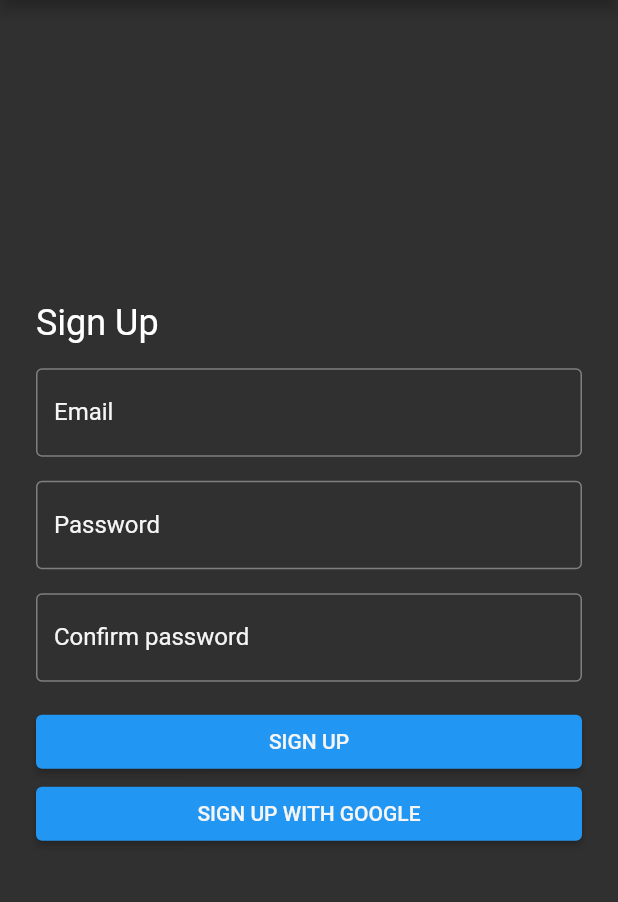
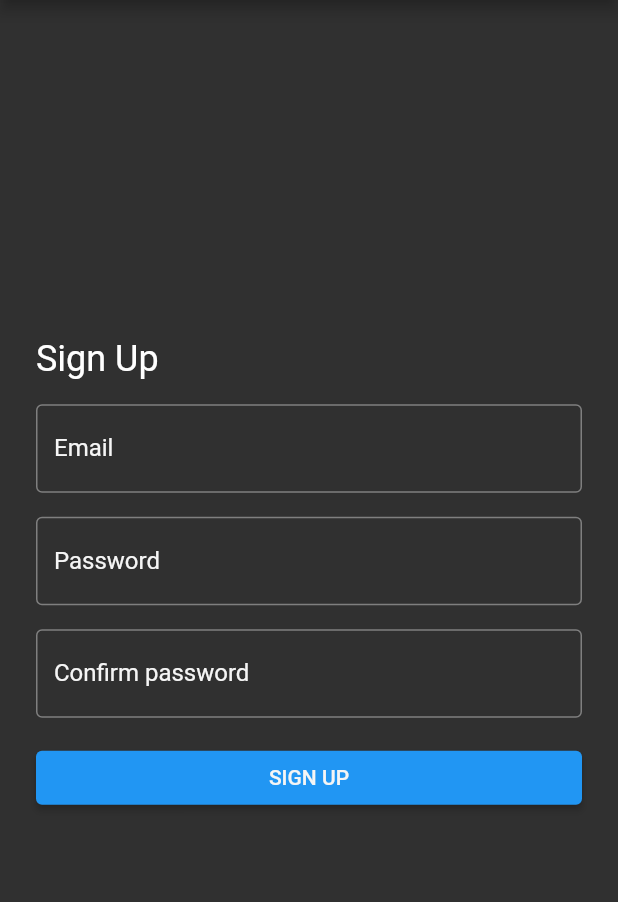
Before and after one commit to Kennygunderman/snack-chat, a Flutter app: the LoginPage screen opened by its route, after a tap on "Create one here.", on a phone screen of 412 x 824 dp, the part 84-986 px from its top. Run offline on Flutter 3.47's test engine with Material 2 defaults, Android fonts, the phone set to English and light mode, and no system bars; our stand-ins replace email_validator, firebase_auth, firebase_core; accounts and stored records are empty.

Commit message:
Add sign up functionality

```diff
--- /dev/null
+++ b/lib/service/auth/auth_state.dart
@@ -0,0 +1,12 @@
+enum AuthStatus {
+  LOADING,
+  ERROR,
+  AUTHED,
+  UNAUTHED
+}
+
+class AuthState {
+  final AuthStatus authStatus;
+  final String authError;
+  AuthState(this.authStatus, this.authError);
+}
--- a/lib/ui/auth/login.dart
+++ b/lib/ui/auth/login.dart
@@ -1,5 +1,3 @@
-import 'dart:developer';
-
 import 'package:flutter/material.dart';
 import 'package:snack_chat/service/auth/auth_service.dart';
 import 'package:snack_chat/ui/auth/signup.dart';
@@ -9,17 +7,12 @@ class LoginPage extends StatelessWidget {
   final String title;
   final TextEditingController emailController = TextEditingController();
   final TextEditingController passwordController = TextEditingController();
-
   LoginPage({Key key, this.title}) : super(key: key);
 
   void _handleLogin(BuildContext context) {
     context
         .read<AuthService>()
         .logIn(email: emailController.text, password: passwordController.text);
-  }
-
-  void _handleGoogleLogin() {
-    //Handle login
   }
 
   void _handleCreateAccount(BuildContext context) {
@@ -71,6 +64,7 @@ class LoginPage extends StatelessWidget {
             ),
             TextField(
               controller: emailController,
+              textInputAction: TextInputAction.next,
               obscureText: false,
               decoration: InputDecoration(
                 labelStyle: TextStyle(color: Colors.grey.shade100),
@@ -98,17 +92,7 @@ class LoginPage extends StatelessWidget {
                   style: TextStyle(color: Colors.grey.shade100),
                 ),
               ),
-            ),
-            SizedBox(
-              width: double.infinity,
-              child: ElevatedButton(
-                onPressed: _handleGoogleLogin,
-                child: Text(
-                  'Log in with Google'.toUpperCase(),
-                  style: TextStyle(color: Colors.grey.shade100),
-                ),
-              ),
-            ),
+            )
           ],
         ),
       ),
--- a/lib/ui/auth/signup.dart
+++ b/lib/ui/auth/signup.dart
@@ -1,27 +1,75 @@
+import 'package:flutter/cupertino.dart';
 import 'package:flutter/material.dart';
+import 'package:provider/provider.dart';
+import 'package:snack_chat/service/auth/auth_state.dart';
+import 'package:snack_chat/ui/auth/signup_view_model.dart';
 
-class SignUpPage extends StatelessWidget {
+class SignUpPage extends StatefulWidget {
   final String title;
 
   SignUpPage({Key key, this.title}) : super(key: key);
 
-  void _handleSignUp() {
-    //Handle login
+  @override
+  _SignUpPageState createState() => _SignUpPageState();
 }
 
-  void _handleGoogleSignUp() {
-    //Handle login
+class _SignUpPageState extends State<SignUpPage> {
+  @override
+  void initState() {
+    super.initState();
+    final vm = Provider.of<SignUpViewModel>(context, listen: false);
+    vm.state = AuthState(AuthStatus.UNAUTHED, null);
   }
 
-  @override
-  Widget build(BuildContext context) {
-    return Scaffold(
-      appBar: AppBar(
-        // Here we take the value from the MyHomePage object that was created by
-        // the App.build method, and use it to set our appbar title.
-        title: Text(title),
-      ),
-      body: Padding(
+  void _pop() {
+    Navigator.pop(context);
+  }
+
+  void _showAlertDialog(BuildContext context, String authError) {
+    // set up the button
+    Widget okButton = TextButton(
+      child: Text("OK"),
+      onPressed: () {
+        Navigator.pop(context);
+      },
+    );
+
+    // set up the AlertDialog
+    AlertDialog alert = AlertDialog(
+      title: Text("Authentication Error"),
+      content: Text(authError),
+      actions: [
+        okButton,
+      ],
+    );
+
+    // show the dialog
+    showDialog(
+      context: context,
+      builder: (BuildContext context) {
+        return alert;
+      },
+    );
+  }
+
+  Widget _authScreen(BuildContext context, SignUpViewModel viewModel) {
+    final loadingIndicator = Center(child: CircularProgressIndicator());
+    if (viewModel.state.authStatus == AuthStatus.LOADING) {
+      return loadingIndicator;
+    }
+
+    if (viewModel.state.authStatus == AuthStatus.AUTHED) {
+      _pop();
+      return loadingIndicator;
+    }
+
+    if (viewModel.state.authStatus == AuthStatus.ERROR) {
+      Future.delayed(Duration.zero, () async {
+        _showAlertDialog(context, viewModel.state.authError);
+      });
+    }
+
+    final screen = Padding(
       padding: EdgeInsets.all(24.0),
       child: Column(
         crossAxisAlignment: CrossAxisAlignment.start,
@@ -33,8 +81,15 @@ class SignUpPage extends StatelessWidget {
             style: Theme.of(context).textTheme.headline5,
           ),
           SizedBox(height: 16),
-            TextField(
+          TextFormField(
             obscureText: false,
+            onChanged: (value) {
+              viewModel.validateEmail(value);
+            },
+            autovalidateMode: AutovalidateMode.onUserInteraction,
+            validator: (value) {
+              return viewModel.validateEmail(value);
+            },
             decoration: InputDecoration(
               labelStyle: TextStyle(color: Colors.grey.shade100),
               border: OutlineInputBorder(),
@@ -42,8 +97,12 @@ class SignUpPage extends StatelessWidget {
             ),
           ),
           SizedBox(height: 16),
-            TextField(
+          TextFormField(
             obscureText: true,
+            validator: (value) {
+              return viewModel.validatePassword(value);
+            },
+            autovalidateMode: AutovalidateMode.onUserInteraction,
             decoration: InputDecoration(
               labelStyle: TextStyle(color: Colors.grey.shade100),
               border: OutlineInputBorder(),
@@ -51,38 +110,50 @@ class SignUpPage extends StatelessWidget {
             ),
           ),
           SizedBox(height: 16),
-            TextField(
+          TextFormField(
             obscureText: true,
+            validator: (value) {
+              return viewModel.validatePasswordMatch(value);
+            },
+            autovalidateMode: AutovalidateMode.onUserInteraction,
             decoration: InputDecoration(
                 labelStyle: TextStyle(color: Colors.grey.shade100),
                 border: OutlineInputBorder(),
-                labelText: 'Confirm password',
-              ),
+                labelText: 'Confirm password'),
           ),
           SizedBox(height: 16),
           SizedBox(
             width: double.infinity,
             child: ElevatedButton(
-                onPressed: _handleSignUp,
+              onPressed: () => viewModel.registerUser(),
               child: Text(
                 'Sign up'.toUpperCase(),
                 style: TextStyle(color: Colors.grey.shade100),
               ),
             ),
-            ),
-            SizedBox(
-              width: double.infinity,
-              child: ElevatedButton(
-                onPressed: _handleGoogleSignUp,
-                child: Text(
-                  'Sign up with Google'.toUpperCase(),
-                  style: TextStyle(color: Colors.grey.shade100),
-                ),
-              ),
-            ),
+          )
         ],
       ),
+    );
+
+    return screen;
+  }
+
+  @override
+  Widget build(BuildContext context) {
+    // final viewModel = Provider.of<SignUpViewModel>(context);
+    // log(viewModel.test());
+
+    return Scaffold(
+        appBar: AppBar(
+          // Here we take the value from the MyHomePage object that was created by
+          // the App.build method, and use it to set our appbar title.
+          // title: Text(widget.title),
+          title: Text(widget.title),
         ),
-    );
+        body: Consumer<SignUpViewModel>(
+            builder: (context, viewModel, child) =>
+                // _showAlertDialog(context);
+                _authScreen(context, viewModel)));
   }
 }
--- a/pubspec.yaml
+++ b/pubspec.yaml
@@ -27,6 +27,7 @@ dependencies:
   #Firebase
   firebase_core: ^0.7.0
   firebase_auth: ^0.20.1
+  email_validator: 2.0.1
 #  firebase_analytics:  ^7.1.1
 #  cloud_firestore: ^1.0.3
 
```
Also changed, not shown: lib/main.dart (+9 -1 lines), lib/service/auth/auth_service.dart (+16 -12 lines), lib/ui/auth/signup_view_model.dart (added, +66 -0 lines), pubspec.lock, 1 other file. Lines whose indentation alone changed are shown as unchanged.
